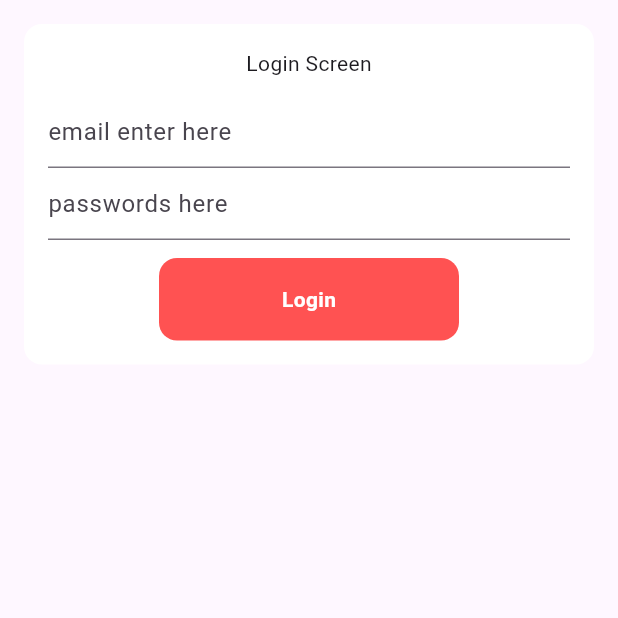
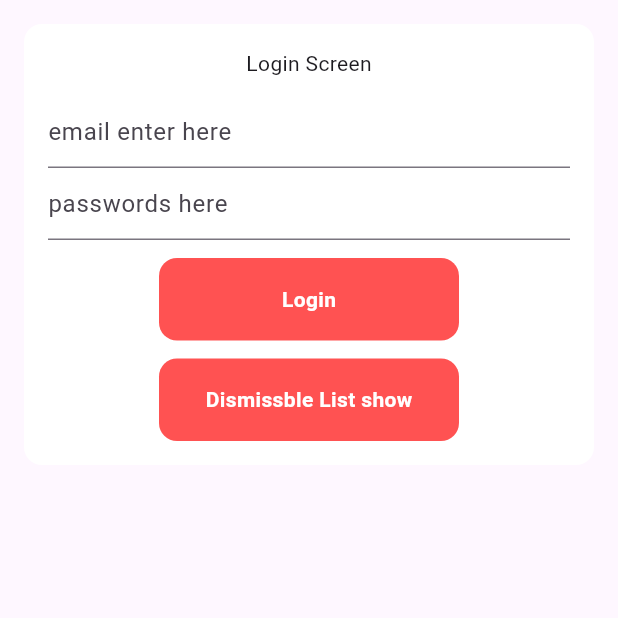
Before and after one commit to salonishrivastava/login_list_pagination, a Flutter app: the screen it shows after launch, on a phone screen of 412 x 824 dp, the top half of it. Run offline on Flutter 3.47's test engine with Material 3 defaults, Android fonts, the phone set to English and light mode, and no system bars; our stand-ins replace flutter_bloc.

Commit message:
Dissmissable list easy

```diff
--- a/lib/login/login.dart
+++ b/lib/login/login.dart
@@ -5,6 +5,7 @@ import 'package:loginapi/list_data/ListOfData.dart';
 import 'package:loginapi/login/bloc/login_event.dart';
 import 'package:loginapi/login/bloc/login_state.dart';
 
+import '../dismissble_list_view/dissmissble_onleftswipe_list.dart';
 import 'bloc/login_bloc.dart';
 
 class LoginPage extends StatefulWidget {
@@ -83,9 +84,32 @@ class _LoginPageState extends State<LoginPage> {
                         );
                       },
 
-                    )
+                    ),
+                    SizedBox(height: 12,),
+                InkResponse(onTap: () {
 
-              ],),),
+                  Navigator.push(context,
+                      MaterialPageRoute(builder: (context) {
+                        return const DismissbleList() ;
+                      },));
+
+
+                },
+                  child: Container(width: 200,height: 55,
+                    alignment: Alignment.center,
+                    child: Text("Dismissble List show",
+                      style: TextStyle(color: Colors.white,
+                          fontSize: 14,
+                          fontWeight:FontWeight.w600),),
+                    decoration: BoxDecoration(
+                        borderRadius: BorderRadius.circular(12),
+                        color: Colors.redAccent),),
+                )
+
+              ],)
+
+
+                ,),
             ),
           )
 
```
Also changed, not shown: lib/dismissble_list_view/dissmissble_onleftswipe_list.dart (added, +33 -0 lines).
